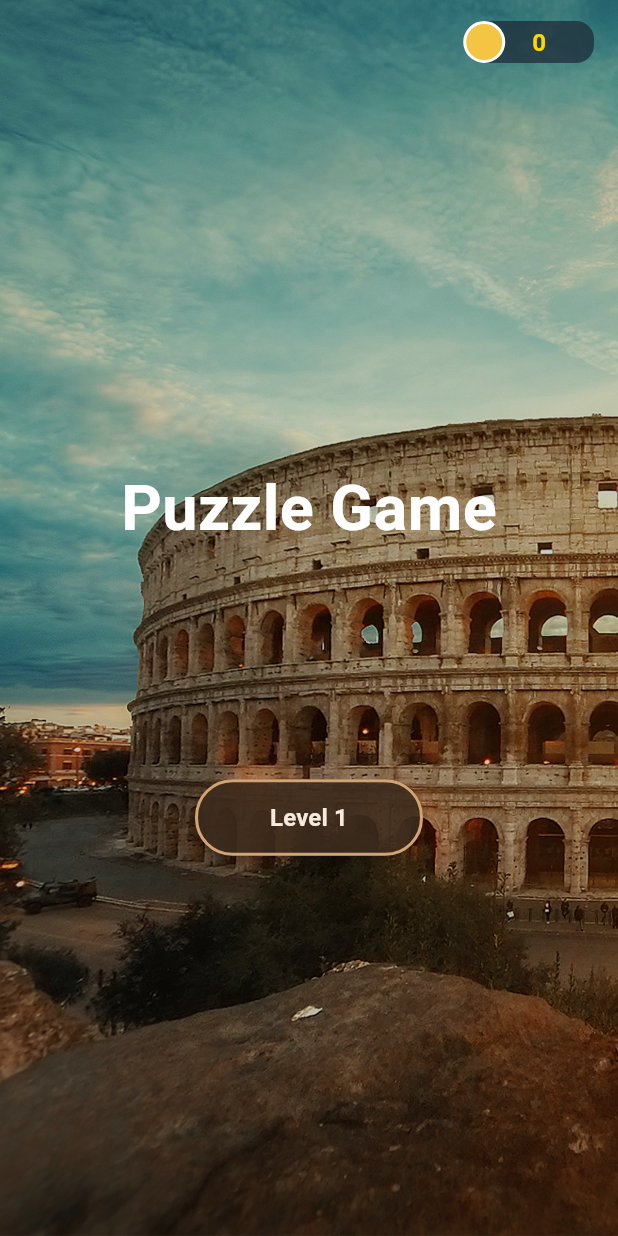
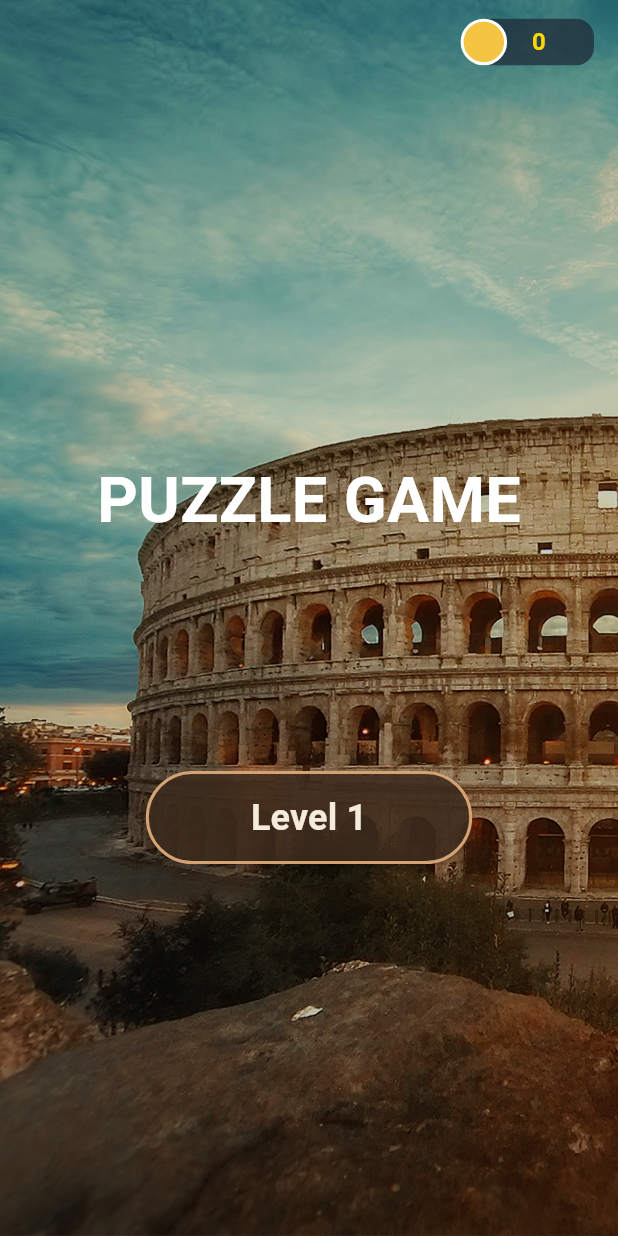
Before and after one commit to it185218/zenwordflutter, a Flutter app: the screen it shows after launch, on a phone screen of 412 x 824 dp. Run offline on Flutter 3.47's test engine with Material 3 defaults, Android fonts, the phone set to English and light mode, and no system bars; our stand-ins replace flutter_bloc, isar; accounts and stored records are empty; generated files the repository leaves out were written again.

Commit message:
add ui touches

```diff
--- a/lib/logic/blocs/game/game_bloc.dart
+++ b/lib/logic/blocs/game/game_bloc.dart
@@ -13,6 +13,7 @@ class GameBloc extends Bloc<GameEvent, GameState> {
     on<GameTouchUpdate>(_onTouchUpdate);
     on<GameTouchEnd>(_onTouchEnd);
     on<GameUndoLastSelection>(_onUndoLastSelection);
+    on<GameShuffleLetters>(_onShuffleLetters);
   }
 
   Future<void> _onGameStarted(
@@ -84,4 +85,9 @@ class GameBloc extends Bloc<GameEvent, GameState> {
       emit(state.copyWith(selectedIndices: [], currentTouch: null));
     }
   }
+
+  void _onShuffleLetters(GameShuffleLetters event, Emitter<GameState> emit) {
+    final shuffled = List<String>.from(state.letters)..shuffle();
+    emit(state.copyWith(letters: shuffled));
+  }
 }
--- a/lib/logic/blocs/game/game_event.dart
+++ b/lib/logic/blocs/game/game_event.dart
@@ -20,3 +20,5 @@ class GameStarted extends GameEvent {
   final int level;
   GameStarted({required this.level});
 }
+
+class GameShuffleLetters extends GameEvent {}
--- a/lib/presentation/pages/home_page.dart
+++ b/lib/presentation/pages/home_page.dart
@@ -6,8 +6,8 @@ import '../../logic/blocs/coin/coin_state.dart';
 import '../../logic/blocs/level/level_bloc.dart';
 import '../../logic/blocs/level/level_state.dart';
 import '../widgets/background_scaffold.dart';
-import '../widgets/coin_container.dart';
 import '../widgets/level_button.dart';
+import '../widgets/top_bar.dart';
 import 'game_page.dart';
 
 class HomePage extends StatelessWidget {
@@ -16,29 +16,21 @@ class HomePage extends StatelessWidget {
   @override
   Widget build(BuildContext context) {
     return AppScaffold(
-      appBar: AppBar(
-        title: Row(
-          mainAxisAlignment: MainAxisAlignment.end,
-          children: [
-            BlocBuilder<CoinBloc, CoinState>(
-              builder: (context, state) {
-                return Row(
-                  mainAxisAlignment: MainAxisAlignment.end,
-                  children: [CoinContainer(text: '${state.coins}')],
-                );
-              },
-            ),
-          ],
+      appBar: PreferredSize(
+        preferredSize: const Size.fromHeight(kToolbarHeight),
+        child: BlocBuilder<CoinBloc, CoinState>(
+          builder: (context, state) {
+            return TopBar(showBackButton: false, coinText: '${state.coins}');
+          },
         ),
-        backgroundColor: Colors.transparent,
-        surfaceTintColor: Colors.transparent,
       ),
+
       child: Column(
         mainAxisAlignment: MainAxisAlignment.center,
         crossAxisAlignment: CrossAxisAlignment.center,
         children: [
           Text(
-            'Puzzle Game',
+            'PUZZLE GAME',
             style: TextStyle(
               fontSize: 42,
               fontWeight: FontWeight.w600,
--- a/lib/presentation/widgets/coin_container.dart
+++ /dev/null
@@ -1,68 +0,0 @@
-import 'package:flutter/material.dart';
-import '../../core/utils/color_library.dart';
-
-class CoinContainer extends StatelessWidget {
-  final String text;
-
-  const CoinContainer({super.key, required this.text});
-
-  @override
-  Widget build(BuildContext context) {
-    return Stack(
-      clipBehavior: Clip.none,
-      children: [
-        Row(
-          children: [
-            const SizedBox(width: 40),
-            Row(
-              crossAxisAlignment: CrossAxisAlignment.center,
-              mainAxisAlignment: MainAxisAlignment.center,
-              children: [
-                Container(
-                  padding: const EdgeInsets.symmetric(
-                    horizontal: 32,
-                    vertical: 4,
-                  ),
-                  decoration: BoxDecoration(
-                    color: ColorLibrary.coinContainer,
-                    borderRadius: const BorderRadius.only(
-                      topRight: Radius.circular(12),
-                      bottomRight: Radius.circular(12),
-                    ),
-                  ),
-                  child: Text(
-                    text,
-                    style: const TextStyle(
-                      fontSize: 16,
-                      fontWeight: FontWeight.w600,
-                      color: ColorLibrary.coinText,
-                    ),
-                  ),
-                ),
-              ],
-            ),
-          ],
-        ),
-
-        // Circle overlapping the left edge
-        Positioned(
-          left: 0,
-          top: 0,
-          bottom: 0,
-          child: Center(
-            child: Container(
-              width: 80,
-              height: 80,
-              decoration: BoxDecoration(
-                color: ColorLibrary.coin,
-                shape: BoxShape.circle,
-                border: Border.all(color: Colors.white, width: 2),
-              ),
-              child: const Center(), // You can add content here if needed
-            ),
-          ),
-        ),
-      ],
-    );
-  }
-}
--- a/lib/presentation/widgets/level_button.dart
+++ b/lib/presentation/widgets/level_button.dart
@@ -17,12 +17,12 @@ class LevelButton extends StatelessWidget {
         foregroundColor: ColorLibrary.buttonText,
         elevation: 2,
         side: const BorderSide(color: ColorLibrary.buttonBorder, width: 2),
-        shape: RoundedRectangleBorder(borderRadius: BorderRadius.circular(25)),
-        padding: const EdgeInsets.symmetric(horizontal: 50, vertical: 14),
+        shape: RoundedRectangleBorder(borderRadius: BorderRadius.circular(50)),
+        padding: const EdgeInsets.symmetric(horizontal: 70, vertical: 14),
       ),
       child: Text(
         text,
-        style: const TextStyle(fontSize: 16, fontWeight: FontWeight.w600),
+        style: const TextStyle(fontSize: 24, fontWeight: FontWeight.w600),
       ),
     );
   }
--- /dev/null
+++ b/lib/presentation/widgets/top_bar.dart
@@ -0,0 +1,112 @@
+import 'package:flutter/material.dart';
+import '../../core/utils/color_library.dart';
+
+class TopBar extends StatelessWidget implements PreferredSizeWidget {
+  final String? title;
+  final bool showBackButton;
+  final String? coinText;
+
+  const TopBar({
+    super.key,
+    this.title,
+    this.showBackButton = true,
+    this.coinText,
+  });
+
+  @override
+  Widget build(BuildContext context) {
+    return AppBar(
+      leading:
+          showBackButton
+              ? IconButton(
+                icon: Container(
+                  padding: const EdgeInsets.all(4),
+                  decoration: BoxDecoration(
+                    color: ColorLibrary.button,
+                    shape: BoxShape.circle,
+                  ),
+                  child: const Icon(
+                    Icons.arrow_back_rounded,
+                    color: Colors.white,
+                  ),
+                ),
+                splashColor: Colors.transparent,
+                highlightColor: Colors.transparent,
+                onPressed: () {
+                  Navigator.pop(context);
+                },
+              )
+              : null,
+      title: Text(
+        title ?? '',
+        style: const TextStyle(color: Colors.white, fontSize: 20),
+      ),
+      centerTitle: true,
+      backgroundColor: Colors.transparent,
+      surfaceTintColor: Colors.transparent,
+      actions: [
+        if (coinText != null)
+          Stack(
+            clipBehavior: Clip.none,
+            children: [
+              Row(
+                children: [
+                  const SizedBox(width: 40),
+                  Row(
+                    crossAxisAlignment: CrossAxisAlignment.center,
+                    mainAxisAlignment: MainAxisAlignment.center,
+                    children: [
+                      Container(
+                        padding: const EdgeInsets.symmetric(
+                          horizontal: 32,
+                          vertical: 4,
+                        ),
+                        decoration: BoxDecoration(
+                          color: ColorLibrary.coinContainer,
+                          borderRadius: const BorderRadius.only(
+                            topRight: Radius.circular(12),
+                            bottomRight: Radius.circular(12),
+                          ),
+                        ),
+                        child: Text(
+                          coinText!,
+                          style: const TextStyle(
+                            fontSize: 16,
+                            fontWeight: FontWeight.w600,
+                            color: ColorLibrary.coinText,
+                          ),
+                        ),
+                      ),
+                    ],
+                  ),
+                  const SizedBox(width: 16),
+                ],
+              ),
+
+              // Circle overlapping the left edge
+              Positioned(
+                left: 0,
+                top: 0,
+                bottom: 0,
+                child: Center(
+                  child: Container(
+                    width: 80,
+                    height: 80,
+                    decoration: BoxDecoration(
+                      color: ColorLibrary.coin,
+                      shape: BoxShape.circle,
+                      border: Border.all(color: Colors.white, width: 2),
+                    ),
+                    child: const Center(), // You can add content here if needed
+                  ),
+                ),
+              ),
+            ],
+          ),
+      ],
+    );
+  }
+
+  @override
+  Size get preferredSize => const Size.fromHeight(kToolbarHeight);
+}
```
Also changed, not shown: lib/presentation/pages/game_page.dart (+59 -26 lines), lib/presentation/pages/level_complete_page.dart (+52 -27 lines), lib/presentation/widgets/hint_container.dart (added, +22 -0 lines).
